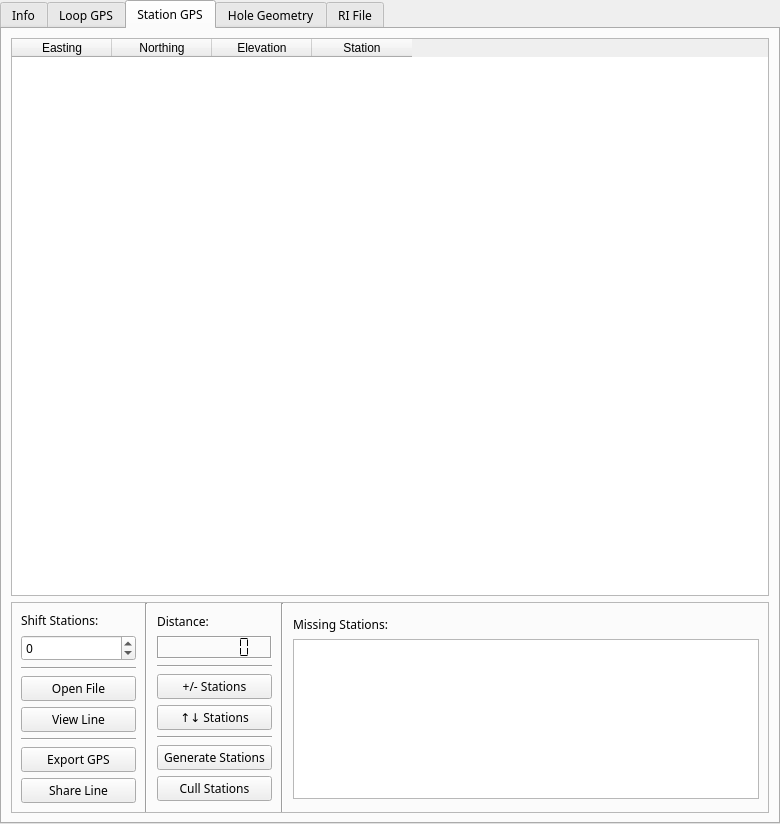
This is src/ui/pem_info_widget.ui in Eric-Meunier/Processor-Suite as Qt 5 draws it before an edit. The edited form follows.
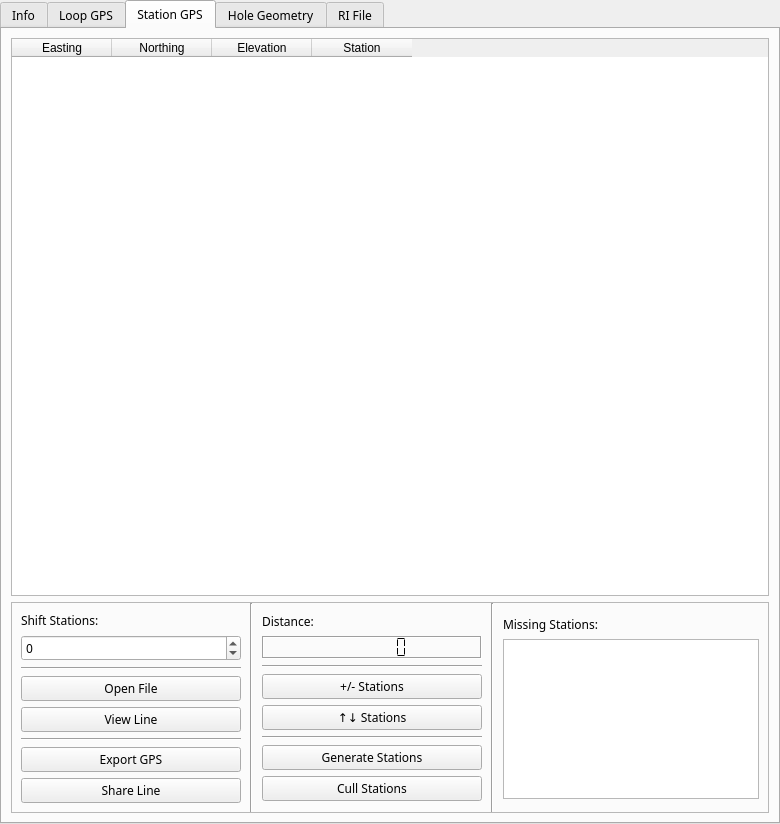
This is the edited form. The open tabs and pages were chosen to show the change.

```diff
--- a/src/ui/pem_info_widget.ui
+++ b/src/ui/pem_info_widget.ui
@@ -11,7 +11,7 @@
    </rect>
   </property>
   <property name="sizePolicy">
-   <sizepolicy hsizetype="Maximum" vsizetype="Preferred">
+   <sizepolicy hsizetype="Expanding" vsizetype="Preferred">
     <horstretch>0</horstretch>
     <verstretch>0</verstretch>
    </sizepolicy>
@@ -47,14 +47,14 @@
       <bool>true</bool>
      </property>
      <property name="sizePolicy">
-      <sizepolicy hsizetype="Preferred" vsizetype="Preferred">
+      <sizepolicy hsizetype="Expanding" vsizetype="Preferred">
        <horstretch>0</horstretch>
        <verstretch>0</verstretch>
       </sizepolicy>
      </property>
      <property name="minimumSize">
       <size>
-       <width>300</width>
+       <width>0</width>
        <height>0</height>
       </size>
      </property>
@@ -304,6 +304,12 @@
       </layout>
      </widget>
      <widget class="QWidget" name="station_gps_tab">
+      <property name="sizePolicy">
+       <sizepolicy hsizetype="Expanding" vsizetype="Preferred">
+        <horstretch>0</horstretch>
+        <verstretch>0</verstretch>
+       </sizepolicy>
+      </property>
       <attribute name="title">
        <string>Station GPS</string>
       </attribute>
@@ -311,7 +317,7 @@
        <item row="19" column="1" colspan="2">
         <widget class="QFrame" name="frame_6">
          <property name="sizePolicy">
-          <sizepolicy hsizetype="Preferred" vsizetype="Maximum">
+          <sizepolicy hsizetype="Expanding" vsizetype="Maximum">
            <horstretch>0</horstretch>
            <verstretch>0</verstretch>
           </sizepolicy>
@@ -353,14 +359,14 @@
           <item>
            <widget class="QFrame" name="frame">
             <property name="sizePolicy">
-             <sizepolicy hsizetype="Maximum" vsizetype="Maximum">
+             <sizepolicy hsizetype="Expanding" vsizetype="Maximum">
               <horstretch>0</horstretch>
               <verstretch>0</verstretch>
              </sizepolicy>
             </property>
             <property name="minimumSize">
              <size>
-              <width>133</width>
+              <width>0</width>
               <height>0</height>
              </size>
             </property>
@@ -395,7 +401,7 @@
              <item>
               <widget class="QLabel" name="shiftStationLabel">
                <property name="sizePolicy">
-                <sizepolicy hsizetype="Preferred" vsizetype="Maximum">
+                <sizepolicy hsizetype="Expanding" vsizetype="Maximum">
                  <horstretch>0</horstretch>
                  <verstretch>0</verstretch>
                 </sizepolicy>
@@ -408,7 +414,7 @@
              <item>
               <widget class="QSpinBox" name="shiftStationGPSSpinbox">
                <property name="sizePolicy">
-                <sizepolicy hsizetype="Preferred" vsizetype="Fixed">
+                <sizepolicy hsizetype="Expanding" vsizetype="Fixed">
                  <horstretch>0</horstretch>
                  <verstretch>0</verstretch>
                 </sizepolicy>
@@ -426,6 +432,12 @@
              </item>
              <item>
               <widget class="Line" name="line_6">
+               <property name="sizePolicy">
+                <sizepolicy hsizetype="Expanding" vsizetype="Fixed">
+                 <horstretch>0</horstretch>
+                 <verstretch>0</verstretch>
+                </sizepolicy>
+               </property>
                <property name="orientation">
                 <enum>Qt::Horizontal</enum>
                </property>
@@ -434,7 +446,7 @@
              <item>
               <widget class="QPushButton" name="open_station_gps_btn">
                <property name="sizePolicy">
-                <sizepolicy hsizetype="Preferred" vsizetype="Fixed">
+                <sizepolicy hsizetype="Expanding" vsizetype="Fixed">
                  <horstretch>0</horstretch>
                  <verstretch>0</verstretch>
                 </sizepolicy>
@@ -447,7 +459,7 @@
              <item>
               <widget class="QPushButton" name="edit_line_btn">
                <property name="sizePolicy">
-                <sizepolicy hsizetype="Preferred" vsizetype="Fixed">
+                <sizepolicy hsizetype="Expanding" vsizetype="Fixed">
                  <horstretch>0</horstretch>
                  <verstretch>0</verstretch>
                 </sizepolicy>
@@ -459,6 +471,12 @@
              </item>
              <item>
               <widget class="Line" name="line">
+               <property name="sizePolicy">
+                <sizepolicy hsizetype="Expanding" vsizetype="Fixed">
+                 <horstretch>0</horstretch>
+                 <verstretch>0</verstretch>
+                </sizepolicy>
+               </property>
                <property name="orientation">
                 <enum>Qt::Horizontal</enum>
                </property>
@@ -467,7 +485,7 @@
              <item>
               <widget class="QPushButton" name="export_station_gps_btn">
                <property name="sizePolicy">
-                <sizepolicy hsizetype="Preferred" vsizetype="Fixed">
+                <sizepolicy hsizetype="Expanding" vsizetype="Fixed">
                  <horstretch>0</horstretch>
                  <verstretch>0</verstretch>
                 </sizepolicy>
@@ -479,6 +497,12 @@
              </item>
              <item>
               <widget class="QPushButton" name="share_line_gps_btn">
+               <property name="sizePolicy">
+                <sizepolicy hsizetype="Expanding" vsizetype="Fixed">
+                 <horstretch>0</horstretch>
+                 <verstretch>0</verstretch>
+                </sizepolicy>
+               </property>
                <property name="toolTip">
                 <string>Share this GPS with all other opened surface files</string>
                </property>
@@ -492,6 +516,12 @@
           </item>
           <item>
            <widget class="Line" name="line_2">
+            <property name="sizePolicy">
+             <sizepolicy hsizetype="Fixed" vsizetype="Minimum">
+              <horstretch>0</horstretch>
+              <verstretch>0</verstretch>
+             </sizepolicy>
+            </property>
             <property name="orientation">
              <enum>Qt::Vertical</enum>
             </property>
@@ -500,14 +530,14 @@
           <item>
            <widget class="QFrame" name="frame_5">
             <property name="sizePolicy">
-             <sizepolicy hsizetype="Maximum" vsizetype="Maximum">
+             <sizepolicy hsizetype="Expanding" vsizetype="Maximum">
               <horstretch>0</horstretch>
               <verstretch>0</verstretch>
              </sizepolicy>
             </property>
             <property name="minimumSize">
              <size>
-              <width>133</width>
+              <width>0</width>
               <height>0</height>
              </size>
             </property>
@@ -529,6 +559,12 @@
              </property>
              <item>
               <widget class="QLabel" name="label_2">
+               <property name="sizePolicy">
+                <sizepolicy hsizetype="Expanding" vsizetype="Preferred">
+                 <horstretch>0</horstretch>
+                 <verstretch>0</verstretch>
+                </sizepolicy>
+               </property>
                <property name="text">
                 <string>Distance:</string>
                </property>
@@ -537,7 +573,7 @@
              <item>
               <widget class="QLCDNumber" name="lcdDistance">
                <property name="sizePolicy">
-                <sizepolicy hsizetype="Preferred" vsizetype="Preferred">
+                <sizepolicy hsizetype="Expanding" vsizetype="Preferred">
                  <horstretch>0</horstretch>
                  <verstretch>0</verstretch>
                 </sizepolicy>
@@ -573,6 +609,12 @@
              </item>
              <item>
               <widget class="Line" name="line_9">
+               <property name="sizePolicy">
+                <sizepolicy hsizetype="Expanding" vsizetype="Fixed">
+                 <horstretch>0</horstretch>
+                 <verstretch>0</verstretch>
+                </sizepolicy>
+               </property>
                <property name="orientation">
                 <enum>Qt::Horizontal</enum>
                </property>
@@ -581,7 +623,7 @@
              <item>
               <widget class="QPushButton" name="flip_station_signs_button">
                <property name="sizePolicy">
-                <sizepolicy hsizetype="Preferred" vsizetype="Fixed">
+                <sizepolicy hsizetype="Expanding" vsizetype="Fixed">
                  <horstretch>0</horstretch>
                  <verstretch>0</verstretch>
                 </sizepolicy>
@@ -594,7 +636,7 @@
              <item>
               <widget class="QPushButton" name="flip_station_numbers_button">
                <property name="sizePolicy">
-                <sizepolicy hsizetype="Preferred" vsizetype="Fixed">
+                <sizepolicy hsizetype="Expanding" vsizetype="Fixed">
                  <horstretch>0</horstretch>
                  <verstretch>0</verstretch>
                 </sizepolicy>
@@ -609,6 +651,12 @@
              </item>
              <item>
               <widget class="Line" name="line_5">
+               <property name="sizePolicy">
+                <sizepolicy hsizetype="Expanding" vsizetype="Fixed">
+                 <horstretch>0</horstretch>
+                 <verstretch>0</verstretch>
+                </sizepolicy>
+               </property>
                <property name="orientation">
                 <enum>Qt::Horizontal</enum>
                </property>
@@ -617,7 +665,7 @@
              <item>
               <widget class="QPushButton" name="stations_from_data_btn">
                <property name="sizePolicy">
-                <sizepolicy hsizetype="Preferred" vsizetype="Fixed">
+                <sizepolicy hsizetype="Expanding" vsizetype="Fixed">
                  <horstretch>0</horstretch>
                  <verstretch>0</verstretch>
                 </sizepolicy>
@@ -633,7 +681,7 @@
              <item>
               <widget class="QPushButton" name="cullStationGPSButton">
                <property name="sizePolicy">
-                <sizepolicy hsizetype="Preferred" vsizetype="Fixed">
+                <sizepolicy hsizetype="Expanding" vsizetype="Fixed">
                  <horstretch>0</horstretch>
                  <verstretch>0</verstretch>
                 </sizepolicy>
@@ -651,6 +699,12 @@
           </item>
           <item>
            <widget class="Line" name="line_4">
+            <property name="sizePolicy">
+             <sizepolicy hsizetype="Fixed" vsizetype="Minimum">
+              <horstretch>0</horstretch>
+              <verstretch>0</verstretch>
+             </sizepolicy>
+            </property>
             <property name="orientation">
              <enum>Qt::Vertical</enum>
             </property>
@@ -659,7 +713,7 @@
           <item>
            <widget class="QFrame" name="frame_4">
             <property name="sizePolicy">
-             <sizepolicy hsizetype="Preferred" vsizetype="Maximum">
+             <sizepolicy hsizetype="Expanding" vsizetype="Maximum">
               <horstretch>0</horstretch>
               <verstretch>0</verstretch>
              </sizepolicy>
@@ -694,6 +748,12 @@
              </property>
              <item>
               <widget class="QLabel" name="label_4">
+               <property name="sizePolicy">
+                <sizepolicy hsizetype="Expanding" vsizetype="Preferred">
+                 <horstretch>0</horstretch>
+                 <verstretch>0</verstretch>
+                </sizepolicy>
+               </property>
                <property name="text">
                 <string>Missing Stations:</string>
                </property>
```
Left out of the diff: 128 changed lines with no effect on the pictures.
